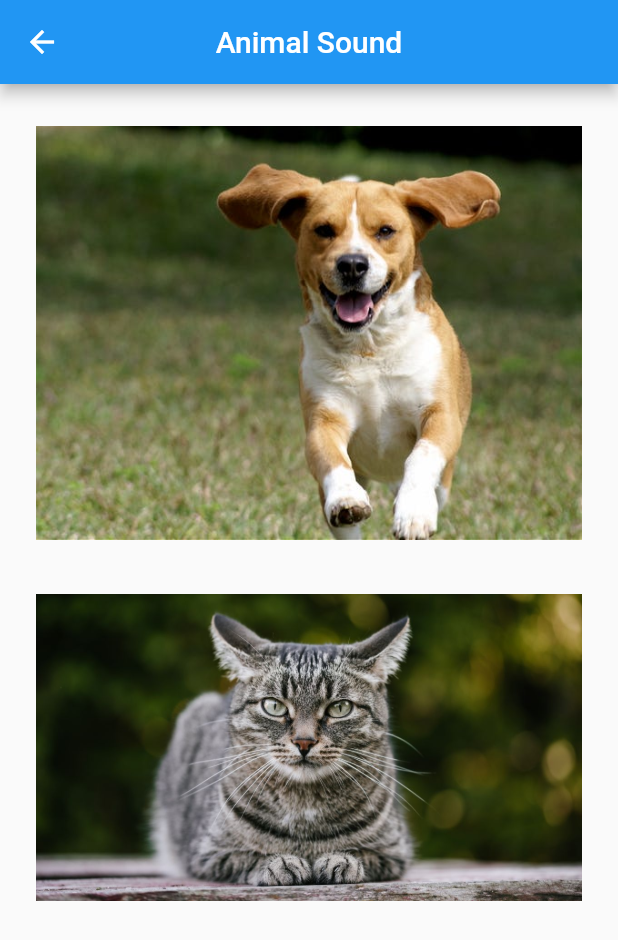
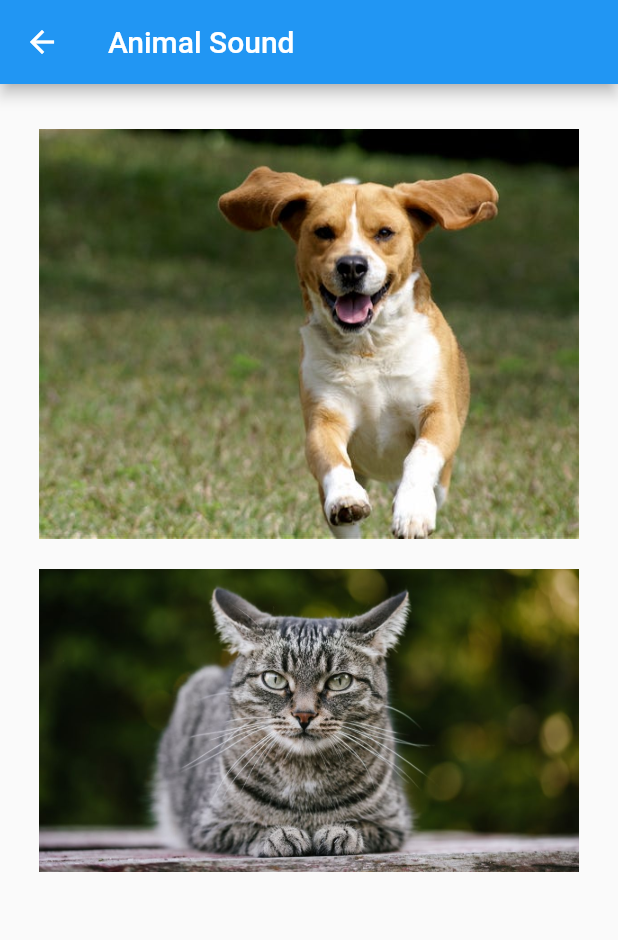
Before and after one commit to Rithvikarvind-SangamOne/sangamone-flutter, a Flutter app: the Sound screen opened directly, on a phone screen of 412 x 824 dp. Shown: the top 940 px of the screen. Run offline on Flutter 3.47's test engine with Material 2 defaults, Android fonts, the phone set to English and light mode, and no system bars; our stand-ins replace just_audio.

Commit message:
Eighth Commit

```diff
--- a/lib/dog_cat.dart
+++ b/lib/dog_cat.dart
@@ -1,5 +1,9 @@
 import 'package:flutter/material.dart';
 import 'package:just_audio/just_audio.dart';
+
+void main() {
+  runApp(Sound());
+}
 
 class Sound extends StatefulWidget {
   const Sound({Key? key}) : super(key: key);
@@ -13,7 +17,7 @@ class _SoundState extends State<Sound> {
   @override
   void initState() {
     super.initState();
-    player=AudioPlayer();
+    player = AudioPlayer();
   }
 
   @override
@@ -21,18 +25,15 @@ class _SoundState extends State<Sound> {
     player.dispose();
     super.dispose();
   }
-
   @override
   Widget build(BuildContext context) {
     return Scaffold(
-      appBar: AppBar(title: Text('Animal Sound'),
-      centerTitle: true,),
-      body: Container(
-        child: Column(
+      appBar: AppBar(title: Text('Animal Sound'),),
+      body: Column(
         children: [
-            SizedBox(height: 20),
+          SizedBox(height: 20,),
           Padding(
-              padding: const EdgeInsets.all(8.0),
+            padding: const EdgeInsets.all(10.0),
             child: FlatButton(
               onPressed: () async{
                 await player.setAsset('assets/audio/Dog-barking.mp3');
@@ -40,9 +41,8 @@ class _SoundState extends State<Sound> {
               },
                 child: Image(image: AssetImage('assets/Dog.jpeg'),)),
           ),
-            SizedBox(height: 20),
           Padding(
-              padding: const EdgeInsets.all(8.0),
+            padding: const EdgeInsets.all(10.0),
             child: FlatButton(
               onPressed: () async{
                 await player.setAsset('assets/audio/Cat-meow.mp3');
@@ -52,7 +52,6 @@ class _SoundState extends State<Sound> {
           ),
         ],
       ),
-      ),
     );
   }
 }
```
Also changed, not shown: lib/MyApp9.dart (+9 -1 lines), lib/leaders.dart (added, +37 -0 lines), lib/main.dart (+6 -1 lines). Lines whose indentation alone changed are shown as unchanged.
